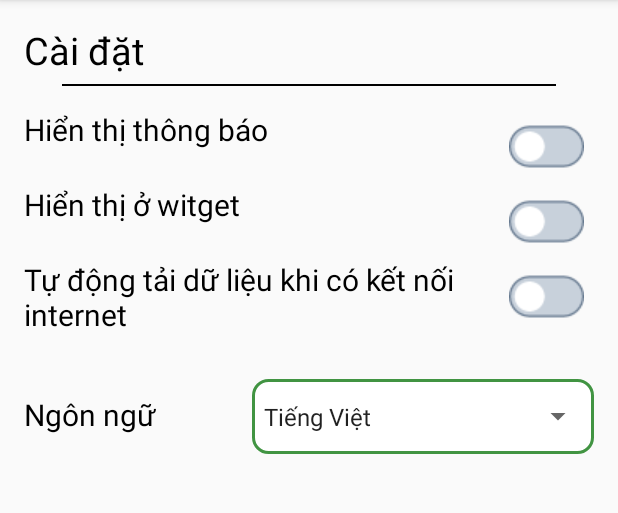
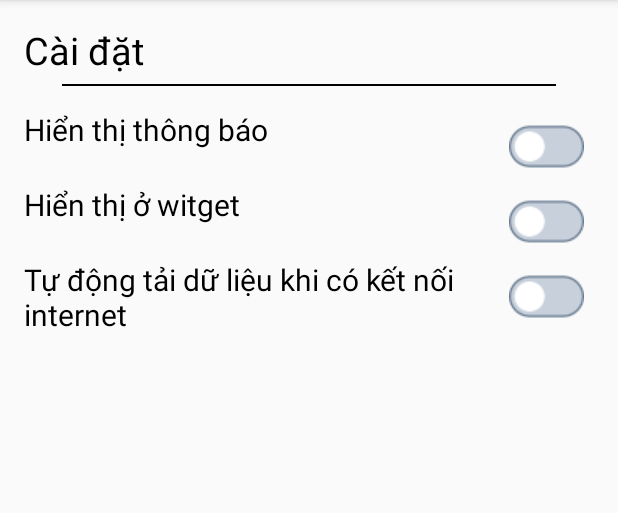
Before and after one commit to ThanhHang2705/AQIMonitor-master, an Android app: the SettingActivity screen opened directly, with no data from a screen before it, on a phone screen of 412 x 824 dp, the part 84-597 px from its top. Run offline under Robolectric (Android 15) with nearby library versions, the phone set to English and light mode, and no system bars.

```diff
--- a/app/src/main/res/layout/activity_setting.xml
+++ b/app/src/main/res/layout/activity_setting.xml
@@ -91,33 +91,4 @@
 
     </LinearLayout>
 
-    <LinearLayout
-        android:layout_width="match_parent"
-        android:layout_height="50dp"
-        android:orientation="horizontal">
-        <TextView
-            android:layout_width="0dp"
-            android:layout_height="match_parent"
-            android:text="Ngôn ngữ"
-            android:layout_marginTop="10dp"
-            android:textSize="20sp"
-            android:textColor="#000"
-            android:layout_weight="2"/>
-
-        <LinearLayout
-            android:layout_width="0dp"
-            android:layout_weight="3"
-            android:background="@drawable/selector_frame"
-            android:layout_height="match_parent">
-            <Spinner
-                android:layout_width="match_parent"
-                android:layout_height="match_parent"
-                android:entries="@array/language_array"
-                android:prompt="@string/language_prompt"
-                />
-
-        </LinearLayout>
-
-    </LinearLayout>
-
 </LinearLayout>
--- a/app/src/main/res/layout/content_main.xml
+++ b/app/src/main/res/layout/content_main.xml
@@ -10,13 +10,14 @@
     tools:showIn="@layout/app_bar_main">
 
     <android.support.design.widget.TabLayout
-        android:background="#c8c8c9"
+        android:background="#3fc8c8c9"
         android:layout_alignParentBottom="true"
         android:id="@+id/tab_layout"
         android:layout_width="match_parent"
         android:layout_height="48dp"
-        app:tabSelectedTextColor="#ef1f1f"
-        app:tabTextColor="#fff"
+        app:tabSelectedTextColor="#146110"
+        app:tabTextColor="#787272"
+        app:tabIndicatorColor="@color/colorPrimary"
         >
 
     </android.support.design.widget.TabLayout>
--- a/app/src/main/res/values/strings.xml
+++ b/app/src/main/res/values/strings.xml
@@ -3,6 +3,7 @@
 
     <string name="navigation_drawer_open">Open navigation drawer</string>
     <string name="navigation_drawer_close">Close navigation drawer</string>
+
 
     <!-- TODO: Remove or change this placeholder text -->
 
@@ -27,9 +28,4 @@
 
     </string-array>
 
-    <string name="language_prompt">Choose a language </string>
-    <string-array name="language_array">
-        <item>Tiếng Việt </item>
-        <item>Tiếng Anh</item>
-    </string-array>
 </resources>
```
